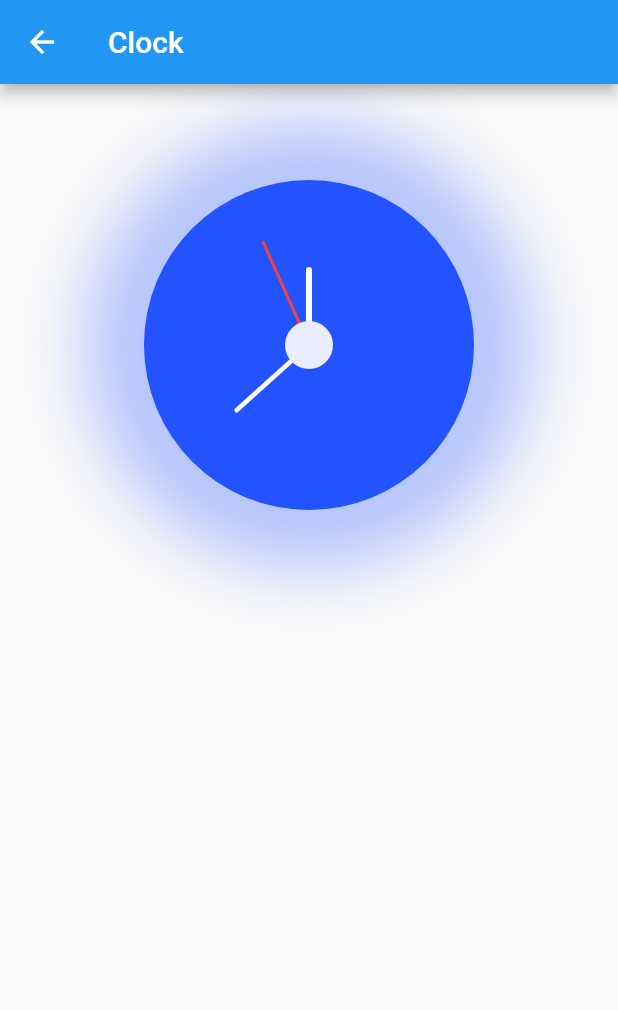
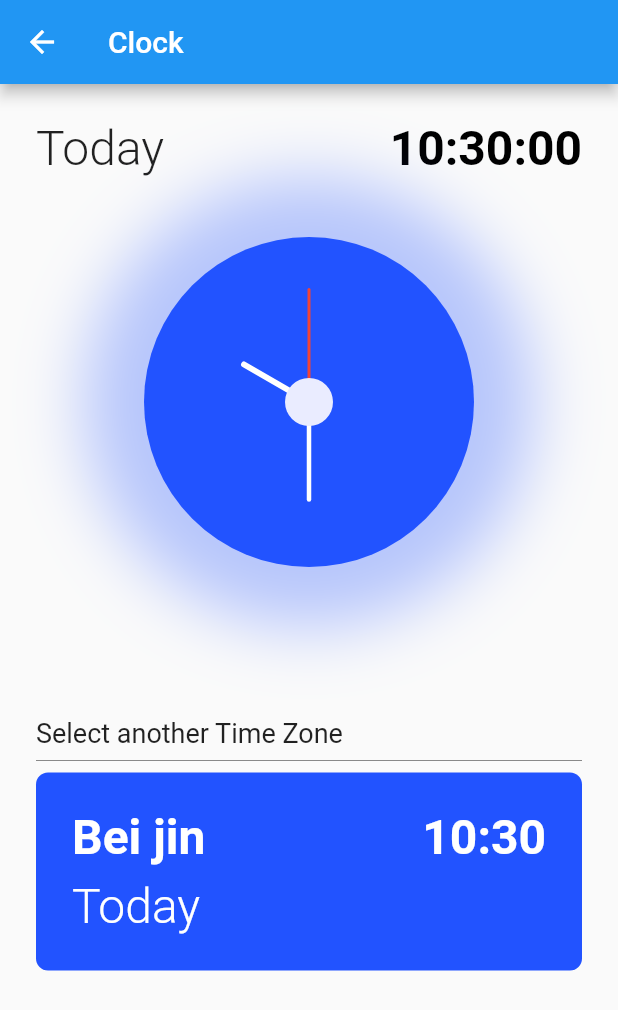
Before and after one commit to brunozupp/clock_painter, a Flutter app: the ClockPage screen opened directly, on a phone screen of 412 x 824 dp. Shown: the top 1010 px of the screen. Run offline on Flutter 3.47's test engine with Material 2 defaults, Android fonts, the phone set to English and light mode, and no system bars; our stand-ins replace timer_builder.

Commit message:
Finalizado Clock do Youtube

```diff
--- a/lib/pages/clock/clock_page.dart
+++ b/lib/pages/clock/clock_page.dart
@@ -1,6 +1,8 @@
+import 'package:clock_painter/pages/clock/ui/clock_styles.dart';
 import 'package:clock_painter/pages/clock/utils/clock_time_model.dart';
 import 'package:clock_painter/pages/clock/widgets/clock_widget.dart';
 import 'package:flutter/material.dart';
+import 'package:timer_builder/timer_builder.dart';
 
 class ClockPage extends StatelessWidget {
 
@@ -12,20 +14,116 @@ class ClockPage extends StatelessWidget {
       appBar: AppBar(
         title: const Text('Clock'),
       ),
-      body: Padding(
+      body: SingleChildScrollView(
+        child: Padding(
           padding: const EdgeInsets.all(24.0),
           child: Column(
+            crossAxisAlignment: CrossAxisAlignment.start,
             children: [
+
+              TimerBuilder.periodic(
+                const Duration(seconds: 1),
+                builder: (context) {
+
+                  final date = DateTime.now();
+
+                  final seconds = date.second.toString().padLeft(2,"0");
+                  final minutes = date.minute.toString().padLeft(2,"0");
+                  final hours = date.hour.toString().padLeft(2,"0");
+
+                  return Column(
+                    children: [
+                      Row(
+                        mainAxisAlignment: MainAxisAlignment.spaceBetween,
+                        children: [
+                          const Text(
+                            "Today",
+                            style: ClockStyle.mainTextThin,
+                          ),
+                          Text(
+                            "$hours:$minutes:$seconds",
+                            style: ClockStyle.mainText,
+                          ),
+                        ],
+                      ),
                       Center(
                         child: ClockWidget(
                           time: ClockTimeModel(
-                  hour: 12,
-                  min: 38,
-                  sec: 56,
+                            hour: date.hour,
+                            min: date.minute,
+                            sec: date.second,
                           ),
                         ),
                       ),
                     ],
+                  );
+                }
+              ),
+
+              const SizedBox(
+                height: 60,
+              ),
+
+              Column(
+                mainAxisAlignment: MainAxisAlignment.start,
+                crossAxisAlignment: CrossAxisAlignment.start,
+                children: const [
+                  Text(
+                    "Select another Time Zone",
+                    style: TextStyle(
+                      fontSize: 18,
+                    ),
+                  ),
+
+                  Divider(
+                    color: Colors.black45,
+                  ),
+                ],
+              ),
+
+              ListView(
+                shrinkWrap: true,
+                physics: const NeverScrollableScrollPhysics(),
+                children: [
+                  Container(
+                    width: MediaQuery.of(context).size.width,
+                    padding: const EdgeInsets.all(24),
+                    decoration: BoxDecoration(
+                      color: ClockStyle.primaryColor,
+                      borderRadius: BorderRadius.circular(8),
+                    ),
+                    child: Column(
+                      crossAxisAlignment: CrossAxisAlignment.start,
+                      children: [
+                        Row(
+                          mainAxisAlignment: MainAxisAlignment.spaceBetween,
+                          children: [
+                            const Text(
+                              "Bei jin",
+                              style: ClockStyle.mainTextWhite,
+                            ),
+                            Text(
+                              "${DateTime.now().hour}:${DateTime.now().minute}",
+                              style: ClockStyle.mainTextWhite,
+                            ),
+                          ],
+                        ),
+
+                        const SizedBox(
+                          height: 8,
+                        ),
+
+                        const Text(
+                          "Today",
+                          style: ClockStyle.mainTextThinWhite,
+                        )
+                      ],
+                    ),
+                  ),
+                ],
+              ),
+            ],
+          ),
         ),
       ),
     );
--- a/lib/pages/clock/ui/clock_styles.dart
+++ b/lib/pages/clock/ui/clock_styles.dart
@@ -6,4 +6,28 @@ class ClockStyle {
 
   static const Color primaryColor = Color(0xFF2253FF);
   static const Color primaryColorDark = Color(0xFF193bb1);
+
+  static const TextStyle mainText = TextStyle(
+    color: Colors.black,
+    fontSize: 32,
+    fontWeight: FontWeight.bold,
+  );
+
+  static const TextStyle mainTextWhite = TextStyle(
+    color: Colors.white,
+    fontSize: 32,
+    fontWeight: FontWeight.bold,
+  );
+
+  static const TextStyle mainTextThin = TextStyle(
+    color: Colors.black87,
+    fontSize: 32,
+    fontWeight: FontWeight.w300,
+  );
+
+  static const TextStyle mainTextThinWhite = TextStyle(
+    color: Colors.white,
+    fontSize: 32,
+    fontWeight: FontWeight.w300,
+  );
 }
--- a/pubspec.yaml
+++ b/pubspec.yaml
@@ -36,6 +36,7 @@ dependencies:
   # The following adds the Cupertino Icons font to your application.
   # Use with the CupertinoIcons class for iOS style icons.
   cupertino_icons: ^1.0.2
+  timer_builder: ^2.0.0
 
 dev_dependencies:
   flutter_test:
```
Also changed, not shown: pubspec.lock. Lines whose indentation alone changed are shown as unchanged.
